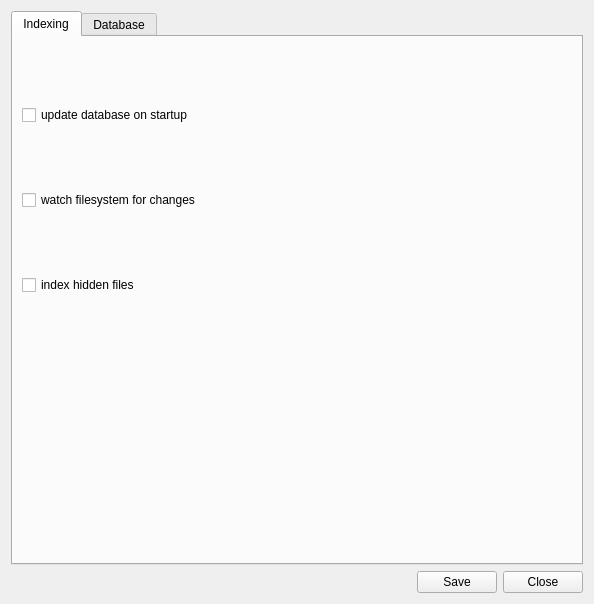
The window that ziton/resources/ui/preferences.ui (wmute/ziton) describes before a commit, drawn with Qt 5.
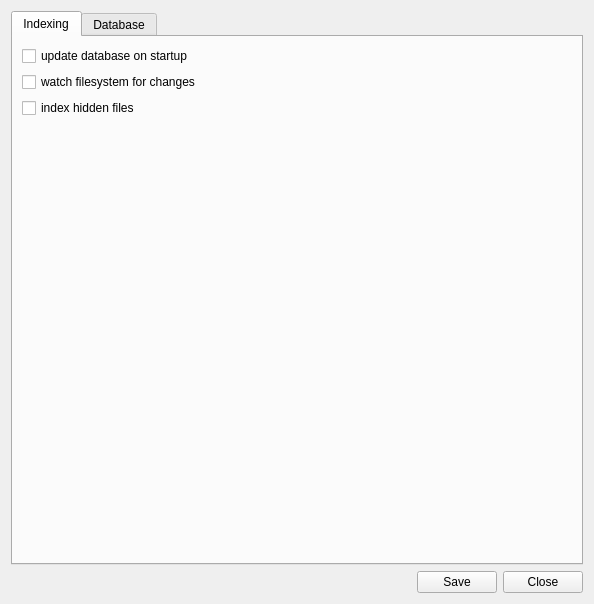
The same window after the commit. The open tabs and pages were chosen to show the change. Icons and pictures are not drawn.

Commit message: added ui option to exclude directories;

Diff of the .ui file:
```diff
--- a/ziton/resources/ui/preferences.ui
+++ b/ziton/resources/ui/preferences.ui
@@ -51,12 +51,12 @@
        <item>
         <spacer name="horizontalSpacer_3">
          <property name="orientation">
-          <enum>Qt::Horizontal</enum>
+          <enum>Qt::Vertical</enum>
          </property>
          <property name="sizeHint" stdset="0">
           <size>
-           <width>200</width>
-           <height>200</height>
+           <width>20</width>
+           <height>40</height>
           </size>
          </property>
         </spacer>
```
Left out of the diff: 4 changed lines with no effect on the pictures. The commit also changes 1 other file.
